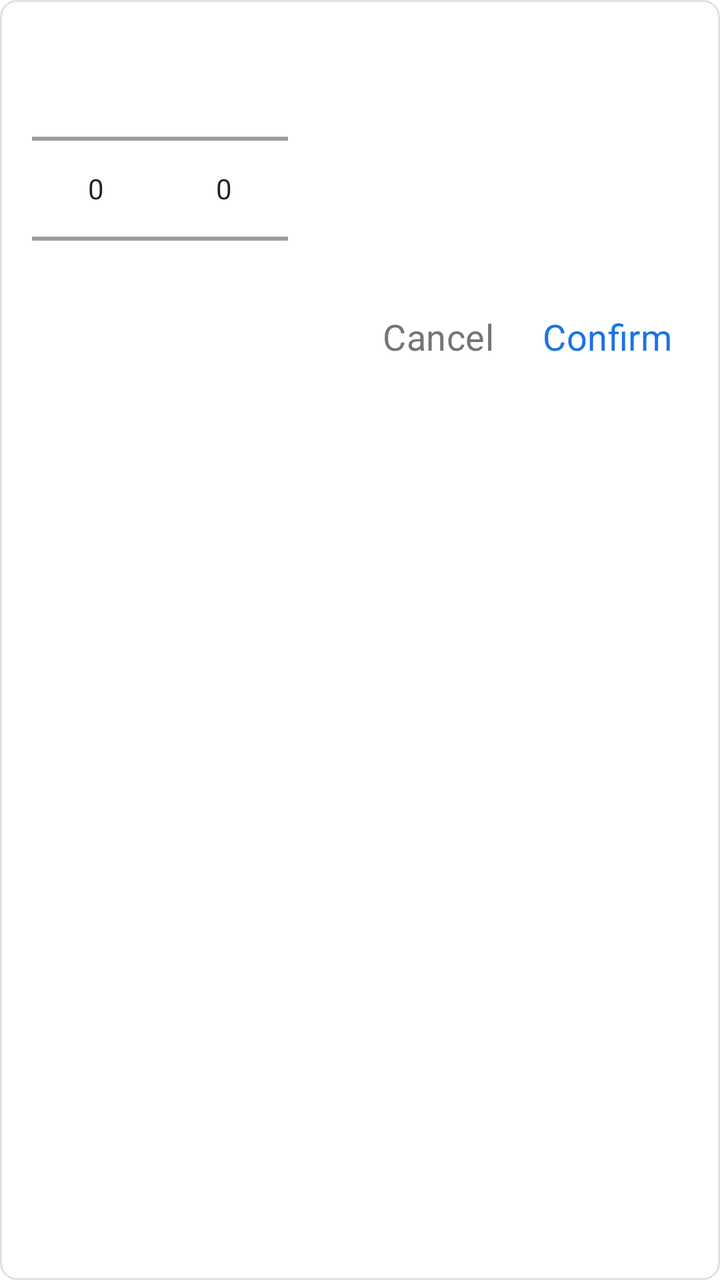
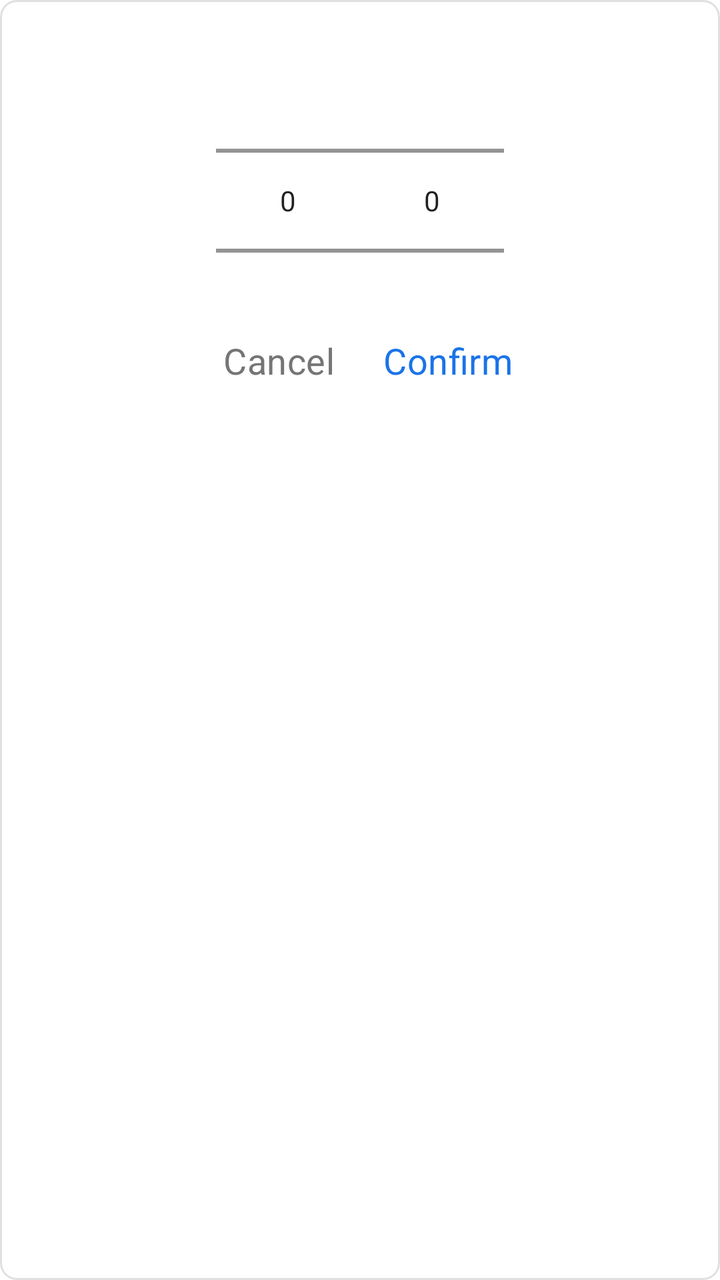

Before-and-after screenshots of an Android layout around one commit, followed by the original layout XML and the change that was made.
<!-- AndroidManifest.xml: application theme Theme.JustNow -->
<!-- res/layout/popup_time_picker.xml -->
<?xml version="1.0" encoding="utf-8"?>
<LinearLayout xmlns:android="http://schemas.android.com/apk/res/android"
    android:layout_width="wrap_content"
    android:layout_height="wrap_content"
    android:orientation="vertical"
    android:paddingStart="16dp"
    android:paddingEnd="16dp"
    android:paddingTop="12dp"
    android:paddingBottom="12dp"
    android:background="@drawable/bg_popup_time_picker">

    
    <TextView
        android:id="@+id/tv_popup_title"
        android:layout_width="wrap_content"
        android:layout_height="wrap_content"
        android:paddingBottom="8dp"
        android:textAppearance="@style/TextAppearance.JustNow.Dialog.Body" />

    
    <LinearLayout
        android:layout_width="wrap_content"
        android:layout_height="wrap_content"
        android:orientation="horizontal"
        android:gravity="center">

        <NumberPicker
            android:id="@+id/np_hour"
            android:layout_width="wrap_content"
            android:layout_height="100dp" />

        <NumberPicker
            android:id="@+id/np_minute"
            android:layout_width="wrap_content"
            android:layout_height="100dp" />

    </LinearLayout>

    
    <LinearLayout
        android:layout_width="match_parent"
        android:layout_height="wrap_content"
        android:orientation="horizontal"
        android:gravity="end">

        <Button
            android:id="@+id/btn_popup_reset"
            style="@style/Widget.JustNow.Dialog.Button.Secondary"
            android:layout_width="wrap_content"
            android:layout_height="wrap_content"
            android:text="@string/s_cutoff_reset"
            android:visibility="gone" />

        <Button
            android:id="@+id/btn_popup_cancel"
            style="@style/Widget.JustNow.Dialog.Button.Secondary"
            android:layout_width="wrap_content"
            android:layout_height="wrap_content"
            android:text="@string/s_cancel" />

        <Button
            android:id="@+id/btn_popup_confirm"
            style="@style/Widget.JustNow.Dialog.Button"
            android:layout_width="wrap_content"
            android:layout_height="wrap_content"
            android:text="@string/s_confirm" />

    </LinearLayout>

</LinearLayout>
<!-- resources referenced by this layout -->
<resources>
  <!-- drawable bg_popup_time_picker (drawable) -->
  <?xml version="1.0" encoding="utf-8"?>
  <shape xmlns:android="http://schemas.android.com/apk/res/android">
      <solid android:color="@android:color/white" />
      <corners android:radius="8dp" />
      <stroke
          android:width="1dp"
          android:color="@color/divider" />
  </shape>
  <string name="s_cancel">Cancel</string>
  <string name="s_confirm">Confirm</string>
  <string name="s_cutoff_reset">Reset</string>
  <style name="TextAppearance.JustNow.Dialog.Body" parent="TextAppearance.JustNow.Body">
          <item name="android:textColor">@color/text_primary</item>
      </style>
  <style name="Widget.JustNow.Dialog.Button" parent="Widget.MaterialComponents.Button.TextButton.Dialog">
          <item name="android:textAppearance">@style/TextAppearance.JustNow.Dialog.Button</item>
          <item name="android:textColor">@color/dialog_primary_action_text</item>
          <item name="textAllCaps">false</item>
      </style>
  <style name="Widget.JustNow.Dialog.Button.Secondary" parent="Widget.MaterialComponents.Button.TextButton.Dialog">
          <item name="android:textAppearance">@style/TextAppearance.JustNow.Dialog.Button.Secondary</item>
          <item name="android:textColor">@color/dialog_action_text</item>
          <item name="textAllCaps">false</item>
      </style>
  <style name="Theme.JustNow" parent="Theme.MaterialComponents.DayNight.NoActionBar">
          
          <item name="colorPrimary">@color/purple_500</item>
          <item name="colorPrimaryVariant">@color/purple_700</item>
          <item name="colorOnPrimary">@color/white</item>
          
          <item name="colorSecondary">@color/teal_200</item>
          <item name="colorSecondaryVariant">@color/teal_700</item>
          <item name="colorOnSecondary">@color/black</item>
          
          
          <item name="popupTheme">@style/ThemeOverlay.MaterialComponents.Light</item>
          <item name="alertDialogTheme">@style/ThemeOverlay.JustNow.AlertDialog</item>
      </style>
  <color name="divider">#E0E0E0</color>
  <style name="TextAppearance.JustNow.Body" parent="TextAppearance.MaterialComponents.Subtitle1">
          <item name="android:textSize">@dimen/text_size_body</item>
      </style>
  <color name="text_primary">#1A1A1A</color>
  <style name="TextAppearance.JustNow.Dialog.Button" parent="TextAppearance.JustNow.Body">
          <item name="android:textColor">@color/dialog_primary_action_text</item>
      </style>
  <style name="TextAppearance.JustNow.Dialog.Button.Secondary" parent="TextAppearance.JustNow.Body">
          <item name="android:textColor">@color/dialog_action_text</item>
      </style>
  <color name="purple_500">#FF6200EE</color>
  <color name="purple_700">#FF3700B3</color>
  <color name="white">#FFFFFFFF</color>
  <color name="teal_200">#FF03DAC5</color>
  <color name="teal_700">#FF018786</color>
  <color name="black">#FF000000</color>
  <dimen name="text_size_body">18sp</dimen>
  <style name="TextAppearance.JustNow.Dialog.Title" parent="TextAppearance.JustNow.Title">
          <item name="android:textColor">@color/text_primary</item>
      </style>
  <color name="text_secondary">#757575</color>
  <style name="TextAppearance.JustNow.Title" parent="TextAppearance.MaterialComponents.Headline6">
          <item name="android:textSize">@dimen/text_size_title</item>
      </style>
  <dimen name="text_size_title">22sp</dimen>
  <!-- unchanged entries left out for length: 1 -->
</resources>

<!-- the commit's change to res/layout/popup_time_picker.xml (unified diff, before → after) -->
@@ -2,7 +2,9 @@
 <LinearLayout xmlns:android="http://schemas.android.com/apk/res/android"
     android:layout_width="wrap_content"
     android:layout_height="wrap_content"
+    android:minWidth="@dimen/popup_time_picker_min_width"
     android:orientation="vertical"
+    android:gravity="center_horizontal"
     android:paddingStart="16dp"
     android:paddingEnd="16dp"
     android:paddingTop="12dp"
@@ -12,36 +14,38 @@
     
     <TextView
         android:id="@+id/tv_popup_title"
-        android:layout_width="wrap_content"
+        android:layout_width="match_parent"
         android:layout_height="wrap_content"
+        android:gravity="center"
         android:paddingBottom="8dp"
         android:textAppearance="@style/TextAppearance.JustNow.Dialog.Body" />
+
+    
+    <LinearLayout
+        android:layout_width="match_parent"
+        android:layout_height="wrap_content"
+        android:orientation="horizontal"
+        android:gravity="center">
+
+        <NumberPicker
+            android:id="@+id/np_hour"
+            android:layout_width="@dimen/popup_time_picker_number_width"
+            android:layout_height="@dimen/popup_time_picker_number_height" />
+
+        <NumberPicker
+            android:id="@+id/np_minute"
+            android:layout_width="@dimen/popup_time_picker_number_width"
+            android:layout_height="@dimen/popup_time_picker_number_height" />
+
+    </LinearLayout>
 
     
     <LinearLayout
         android:layout_width="wrap_content"
         android:layout_height="wrap_content"
         android:orientation="horizontal"
+        android:layout_gravity="center_horizontal"
         android:gravity="center">
-
-        <NumberPicker
-            android:id="@+id/np_hour"
-            android:layout_width="wrap_content"
-            android:layout_height="100dp" />
-
-        <NumberPicker
-            android:id="@+id/np_minute"
-            android:layout_width="wrap_content"
-            android:layout_height="100dp" />
-
-    </LinearLayout>
-
-    
-    <LinearLayout
-        android:layout_width="match_parent"
-        android:layout_height="wrap_content"
-        android:orientation="horizontal"
-        android:gravity="end">
 
         <Button
             android:id="@+id/btn_popup_reset"
@@ -63,6 +67,7 @@
             style="@style/Widget.JustNow.Dialog.Button"
             android:layout_width="wrap_content"
             android:layout_height="wrap_content"
+            android:layout_marginStart="@dimen/period_edit_action_spacing"
             android:text="@string/s_confirm" />
 
     </LinearLayout>
<!-- resource entries referenced after the edit -->
@@ -1,5 +1,9 @@
 <!-- resources referenced by this layout -->
 <resources>
+  <dimen name="period_edit_action_spacing">8dp</dimen>
+  <dimen name="popup_time_picker_min_width">160dp</dimen>
+  <dimen name="popup_time_picker_number_height">112dp</dimen>
+  <dimen name="popup_time_picker_number_width">72dp</dimen>
   <!-- drawable bg_popup_time_picker (drawable) -->
   <?xml version="1.0" encoding="utf-8"?>
   <shape xmlns:android="http://schemas.android.com/apk/res/android">
